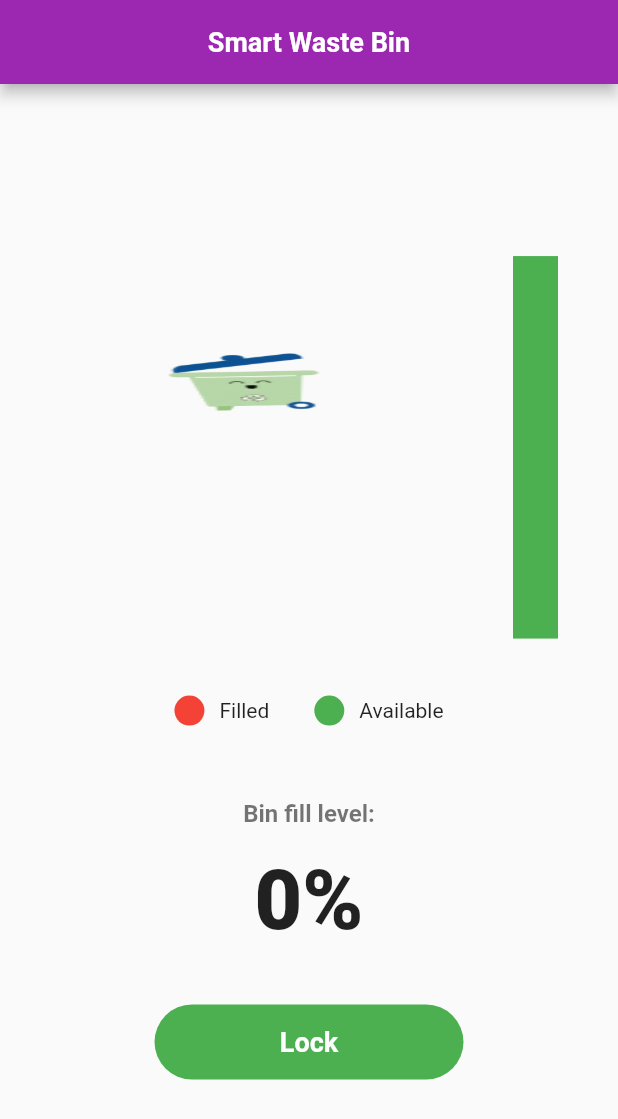
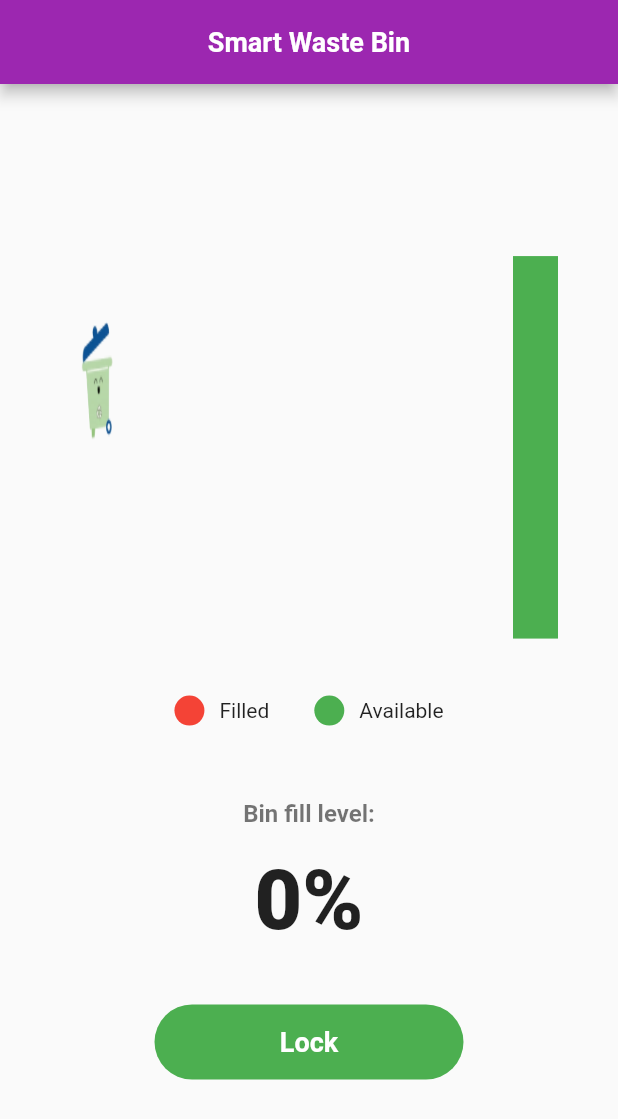
Before and after one commit to Enisco/smart_bin_advanced, a Flutter app: the screen it shows after launch, on a phone screen of 412 x 824 dp. Shown: the top 1119 px of the screen. Run offline on Flutter 3.47's test engine with Material 2 defaults, Android fonts, the light colour scheme and no system bars; our stand-ins replace flutter_local_notifications, get; missing offline and left inert: flutter_background, mqtt_client.

Commit message:
gif height

```diff
--- a/lib/presentation/view.dart
+++ b/lib/presentation/view.dart
@@ -53,8 +53,8 @@ class _SmartWasteBinPageViewState extends State<SmartWasteBinPageView> {
                   mainAxisAlignment: MainAxisAlignment.spaceBetween,
                   children: [
                     Container(
-                      height: 50,
-                      width: size.width * 0.6,
+                      height: 100,
+                      width: 50,
                       decoration: const BoxDecoration(
                         borderRadius: BorderRadius.all(
                           Radius.circular(0),
```
